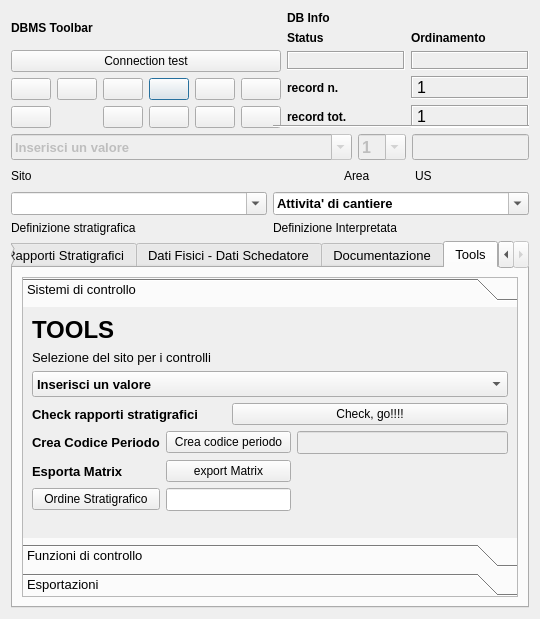
First picture: the form in pyarchinit/modules/gui/pyarchinit_US_ui.ui, repository pyarchinit/pyarchinit_218, before the edit.
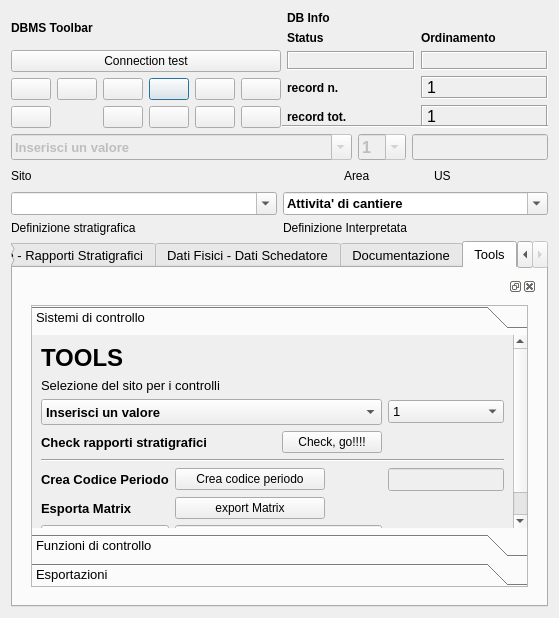
Second picture: the form after the edit. The open tabs and pages were chosen to show the change. Icons and pictures are not drawn.

Commit message: aggiunta Area a sistema check rapporti

What changed in the file:
```diff
--- a/pyarchinit/modules/gui/pyarchinit_US_ui.ui
+++ b/pyarchinit/modules/gui/pyarchinit_US_ui.ui
@@ -6,8 +6,8 @@
    <rect>
     <x>0</x>
     <y>0</y>
-    <width>540</width>
-    <height>619</height>
+    <width>559</width>
+    <height>618</height>
    </rect>
   </property>
   <property name="minimumSize">
@@ -1861,6 +1861,19 @@
        <string>Tools</string>
       </attribute>
       <layout class="QGridLayout" name="gridLayout_8">
+       <item row="1" column="0">
+        <widget class="QDockWidget" name="dockWidget">
+         <property name="floating">
+          <bool>false</bool>
+         </property>
+         <property name="features">
+          <set>QDockWidget::AllDockWidgetFeatures</set>
+         </property>
+         <property name="allowedAreas">
+          <set>Qt::LeftDockWidgetArea|Qt::RightDockWidgetArea</set>
+         </property>
+         <widget class="QWidget" name="dockWidgetContents">
+          <layout class="QGridLayout" name="gridLayout_18">
        <item row="0" column="0">
         <widget class="QToolBox" name="toolBox">
          <property name="frameShape">
@@ -1874,8 +1887,8 @@
            <rect>
             <x>0</x>
             <y>0</y>
-            <width>425</width>
-            <height>226</height>
+                <width>480</width>
+                <height>235</height>
            </rect>
           </property>
           <attribute name="label">
@@ -1903,7 +1916,7 @@
              </property>
             </widget>
            </item>
-           <item row="2" column="0" colspan="4">
+               <item row="2" column="0" colspan="3">
             <widget class="QComboBox" name="comboBox_sito_rappcheck">
              <property name="enabled">
               <bool>true</bool>
@@ -1953,26 +1966,7 @@
              </property>
             </widget>
            </item>
-           <item row="3" column="2" colspan="2">
-            <widget class="QPushButton" name="pushButton_rapp_check">
-             <property name="font">
-              <font>
-               <pointsize>9</pointsize>
-              </font>
-             </property>
-             <property name="toolTip">
-              <string>Export PDF</string>
-             </property>
-             <property name="text">
-              <string>Check, go!!!!</string>
-             </property>
-             <property name="icon">
-              <iconset resource="resources.qrc">
-               <normaloff>:/images/sheet.png</normaloff>:/images/sheet.png</iconset>
-             </property>
-            </widget>
-           </item>
-           <item row="4" column="0">
+               <item row="6" column="0">
             <widget class="QLabel" name="label_48">
              <property name="font">
               <font>
@@ -1985,7 +1979,7 @@
              </property>
             </widget>
            </item>
-           <item row="4" column="1" colspan="2">
+               <item row="6" column="1" colspan="2">
             <widget class="QPushButton" name="pushButton_crea_codice_periodo">
              <property name="maximumSize">
               <size>
@@ -2010,14 +2004,14 @@
              </property>
             </widget>
            </item>
-           <item row="4" column="3">
+               <item row="6" column="3">
             <widget class="QLineEdit" name="lineEdit_codice_periodo">
              <property name="enabled">
               <bool>false</bool>
              </property>
             </widget>
            </item>
-           <item row="5" column="0">
+               <item row="7" column="0">
             <widget class="QLabel" name="label_45">
              <property name="font">
               <font>
@@ -2030,7 +2024,7 @@
              </property>
             </widget>
            </item>
-           <item row="5" column="1" colspan="2">
+               <item row="7" column="1" colspan="2">
             <widget class="QPushButton" name="pushButton_export_matrix">
              <property name="maximumSize">
               <size>
@@ -2055,7 +2049,7 @@
              </property>
             </widget>
            </item>
-           <item row="6" column="0">
+               <item row="8" column="0">
             <widget class="QPushButton" name="pushButton_orderLayers">
              <property name="font">
               <font>
@@ -2067,14 +2061,14 @@
              </property>
             </widget>
            </item>
-           <item row="6" column="1" colspan="2">
+               <item row="8" column="1" colspan="2">
             <widget class="QLineEdit" name="lineEditOrderLayer">
              <property name="enabled">
               <bool>true</bool>
              </property>
             </widget>
            </item>
-           <item row="7" column="2">
+               <item row="9" column="2">
             <spacer name="verticalSpacer_3">
              <property name="orientation">
               <enum>Qt::Vertical</enum>
@@ -2087,6 +2081,86 @@
              </property>
             </spacer>
            </item>
+               <item row="2" column="3">
+                <widget class="QComboBox" name="comboBox_area_rappcheck">
+                 <item>
+                  <property name="text">
+                   <string>1</string>
+                  </property>
+                 </item>
+                 <item>
+                  <property name="text">
+                   <string>2</string>
+                  </property>
+                 </item>
+                 <item>
+                  <property name="text">
+                   <string>3</string>
+                  </property>
+                 </item>
+                 <item>
+                  <property name="text">
+                   <string>4</string>
+                  </property>
+                 </item>
+                 <item>
+                  <property name="text">
+                   <string>5</string>
+                  </property>
+                 </item>
+                 <item>
+                  <property name="text">
+                   <string>6</string>
+                  </property>
+                 </item>
+                 <item>
+                  <property name="text">
+                   <string>7</string>
+                  </property>
+                 </item>
+                 <item>
+                  <property name="text">
+                   <string>8</string>
+                  </property>
+                 </item>
+                 <item>
+                  <property name="text">
+                   <string>9</string>
+                  </property>
+                 </item>
+                 <item>
+                  <property name="text">
+                   <string>10</string>
+                  </property>
+                 </item>
+                </widget>
+               </item>
+               <item row="3" column="2">
+                <widget class="QPushButton" name="pushButton_rapp_check">
+                 <property name="font">
+                  <font>
+                   <pointsize>9</pointsize>
+                  </font>
+                 </property>
+                 <property name="toolTip">
+                  <string>Export PDF</string>
+                 </property>
+                 <property name="text">
+                  <string>Check, go!!!!</string>
+                 </property>
+                 <property name="icon">
+                  <iconset resource="resources.qrc">
+                   <normaloff>:/images/sheet.png</normaloff>:/images/sheet.png</iconset>
+                 </property>
+                </widget>
+               </item>
+               <item row="4" column="0" colspan="4">
+                <widget class="Line" name="line">
+                 <property name="orientation">
+                  <enum>Qt::Horizontal</enum>
+                 </property>
+                </widget>
+               </item>
           </layout>
          </widget>
          <widget class="QWidget" name="page_2">
@@ -2443,6 +2517,10 @@
             <string>Espotazione Tavole</string>
            </property>
           </widget>
+             </widget>
+            </widget>
+           </item>
+          </layout>
          </widget>
         </widget>
        </item>
```
Left out of the diff: 2 changed lines with no effect on the pictures. Lines whose indentation alone changed are shown as unchanged. The commit also changes 3 other files.
